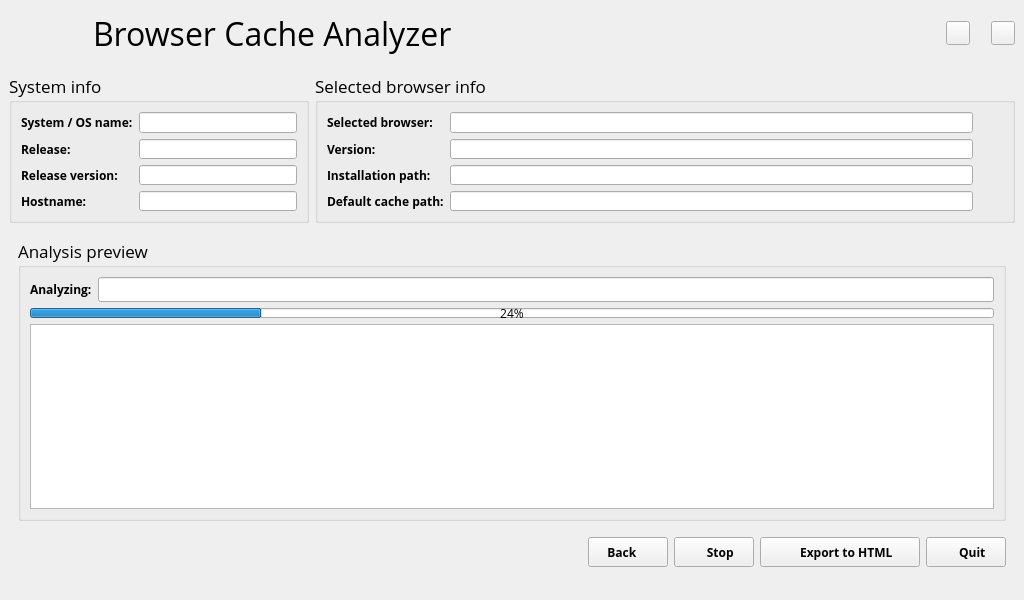
This is gui/browser_cache_analyzer_gui.ui in gabrieledenardis/BrowserCacheAnalyzer as Qt 5 draws it before an edit. The edited form follows.
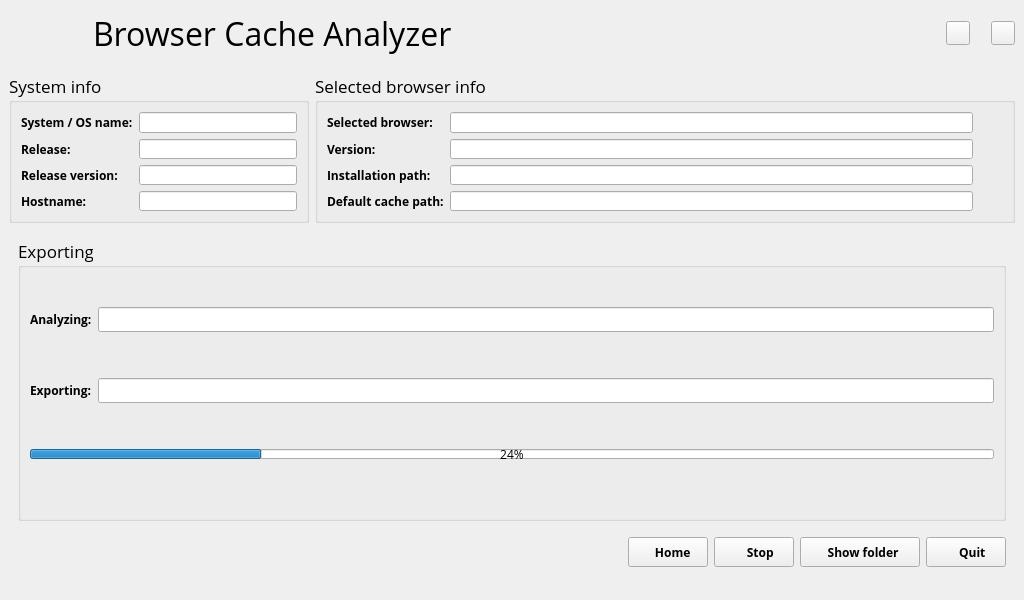
This is the edited form. Icons and pictures are not drawn.

Commit message: export screen

```diff
--- a/gui/browser_cache_analyzer_gui.ui
+++ b/gui/browser_cache_analyzer_gui.ui
@@ -526,7 +526,7 @@
     <item row="3" column="0" colspan="2">
      <widget class="QStackedWidget" name="stackedWidget">
       <property name="currentIndex">
-       <number>3</number>
+       <number>4</number>
       </property>
       <widget class="QWidget" name="page">
        <layout class="QGridLayout" name="gridLayout_10">
@@ -2046,7 +2046,14 @@
             </layout>
            </item>
            <item row="1" column="0">
-            <widget class="QTableWidget" name="table_analysis_preview"/>
+            <widget class="QTableWidget" name="table_analysis_preview">
+             <property name="font">
+              <font>
+               <family>Open Sans</family>
+               <pointsize>8</pointsize>
+              </font>
+             </property>
+            </widget>
            </item>
           </layout>
          </widget>
@@ -2283,6 +2290,381 @@
         </item>
        </layout>
       </widget>
+      <widget class="QWidget" name="page_5">
+       <layout class="QGridLayout" name="gridLayout_52">
+        <item row="0" column="0">
+         <widget class="QGroupBox" name="groupBox_export">
+          <property name="font">
+           <font>
+            <family>Open Sans</family>
+            <pointsize>13</pointsize>
+           </font>
+          </property>
+          <property name="title">
+           <string>Exporting</string>
+          </property>
+          <layout class="QGridLayout" name="gridLayout_28">
+           <item row="1" column="0">
+            <layout class="QGridLayout" name="gridLayout_26">
+             <item row="0" column="0">
+              <widget class="QLabel" name="label_32">
+               <property name="font">
+                <font>
+                 <pointsize>9</pointsize>
+                 <weight>75</weight>
+                 <bold>true</bold>
+                </font>
+               </property>
+               <property name="text">
+                <string>Analyzing:</string>
+               </property>
+              </widget>
+             </item>
+             <item row="2" column="0">
+              <widget class="QLabel" name="label_33">
+               <property name="font">
+                <font>
+                 <pointsize>9</pointsize>
+                 <weight>75</weight>
+                 <bold>true</bold>
+                </font>
+               </property>
+               <property name="text">
+                <string>Exporting:</string>
+               </property>
+              </widget>
+             </item>
+             <item row="4" column="0" colspan="2">
+              <widget class="QProgressBar" name="progressBar_export">
+               <property name="minimumSize">
+                <size>
+                 <width>0</width>
+                 <height>10</height>
+                </size>
+               </property>
+               <property name="maximumSize">
+                <size>
+                 <width>16777215</width>
+                 <height>10</height>
+                </size>
+               </property>
+               <property name="font">
+                <font>
+                 <pointsize>9</pointsize>
+                </font>
+               </property>
+               <property name="value">
+                <number>24</number>
+               </property>
+              </widget>
+             </item>
+             <item row="0" column="1">
+              <widget class="QLineEdit" name="line_input_path_export">
+               <property name="font">
+                <font>
+                 <pointsize>9</pointsize>
+                </font>
+               </property>
+              </widget>
+             </item>
+             <item row="2" column="1">
+              <widget class="QLineEdit" name="line_output_path_export">
+               <property name="font">
+                <font>
+                 <pointsize>9</pointsize>
+                </font>
+               </property>
+              </widget>
+             </item>
+             <item row="3" column="0" colspan="2">
+              <spacer name="verticalSpacer_26">
+               <property name="orientation">
+                <enum>Qt::Vertical</enum>
+               </property>
+               <property name="sizeType">
+                <enum>QSizePolicy::Fixed</enum>
+               </property>
+               <property name="sizeHint" stdset="0">
+                <size>
+                 <width>20</width>
+                 <height>40</height>
+                </size>
+               </property>
+              </spacer>
+             </item>
+             <item row="1" column="0" colspan="2">
+              <spacer name="verticalSpacer_25">
+               <property name="orientation">
+                <enum>Qt::Vertical</enum>
+               </property>
+               <property name="sizeType">
+                <enum>QSizePolicy::Fixed</enum>
+               </property>
+               <property name="sizeHint" stdset="0">
+                <size>
+                 <width>20</width>
+                 <height>40</height>
+                </size>
+               </property>
+              </spacer>
+             </item>
+            </layout>
+           </item>
+           <item row="0" column="0">
+            <spacer name="verticalSpacer_24">
+             <property name="orientation">
+              <enum>Qt::Vertical</enum>
+             </property>
+             <property name="sizeType">
+              <enum>QSizePolicy::Fixed</enum>
+             </property>
+             <property name="sizeHint" stdset="0">
+              <size>
+               <width>20</width>
+               <height>30</height>
+              </size>
+             </property>
+            </spacer>
+           </item>
+           <item row="2" column="0">
+            <spacer name="verticalSpacer_27">
+             <property name="orientation">
+              <enum>Qt::Vertical</enum>
+             </property>
+             <property name="sizeHint" stdset="0">
+              <size>
+               <width>20</width>
+               <height>40</height>
+              </size>
+             </property>
+            </spacer>
+           </item>
+          </layout>
+         </widget>
+        </item>
+        <item row="2" column="0">
+         <layout class="QGridLayout" name="gridLayout_51">
+          <item row="0" column="0">
+           <spacer name="horizontalSpacer_24">
+            <property name="orientation">
+             <enum>Qt::Horizontal</enum>
+            </property>
+            <property name="sizeHint" stdset="0">
+             <size>
+              <width>40</width>
+              <height>20</height>
+             </size>
+            </property>
+           </spacer>
+          </item>
+          <item row="0" column="1">
+           <widget class="QPushButton" name="button_home">
+            <property name="minimumSize">
+             <size>
+              <width>80</width>
+              <height>30</height>
+             </size>
+            </property>
+            <property name="maximumSize">
+             <size>
+              <width>80</width>
+              <height>30</height>
+             </size>
+            </property>
+            <property name="font">
+             <font>
+              <family>Open Sans</family>
+              <pointsize>9</pointsize>
+              <weight>75</weight>
+              <bold>true</bold>
+             </font>
+            </property>
+            <property name="layoutDirection">
+             <enum>Qt::RightToLeft</enum>
+            </property>
+            <property name="text">
+             <string>   Home</string>
+            </property>
+            <property name="icon">
+             <iconset resource="icons.qrc">
+              <normaloff>:/icons/home.png</normaloff>:/icons/home.png</iconset>
+            </property>
+            <property name="iconSize">
+             <size>
+              <width>22</width>
+              <height>22</height>
+             </size>
+            </property>
+           </widget>
+          </item>
+          <item row="0" column="3">
+           <widget class="QPushButton" name="button_show_folder">
+            <property name="minimumSize">
+             <size>
+              <width>120</width>
+              <height>30</height>
+             </size>
+            </property>
+            <property name="maximumSize">
+             <size>
+              <width>120</width>
+              <height>30</height>
+             </size>
+            </property>
+            <property name="font">
+             <font>
+              <family>Open Sans</family>
+              <pointsize>9</pointsize>
+              <weight>75</weight>
+              <bold>true</bold>
+             </font>
+            </property>
+            <property name="layoutDirection">
+             <enum>Qt::RightToLeft</enum>
+            </property>
+            <property name="text">
+             <string>  Show folder</string>
+            </property>
+            <property name="icon">
+             <iconset resource="icons.qrc">
+              <normaloff>:/icons/open_folder.png</normaloff>:/icons/open_folder.png</iconset>
+            </property>
+            <property name="iconSize">
+             <size>
+              <width>22</width>
+              <height>22</height>
+             </size>
+            </property>
+           </widget>
+          </item>
+          <item row="0" column="5">
+           <widget class="QPushButton" name="button_quit_export_screen">
+            <property name="sizePolicy">
+             <sizepolicy hsizetype="Fixed" vsizetype="Fixed">
+              <horstretch>0</horstretch>
+              <verstretch>0</verstretch>
+             </sizepolicy>
+            </property>
+            <property name="minimumSize">
+             <size>
+              <width>80</width>
+              <height>30</height>
+             </size>
+            </property>
+            <property name="maximumSize">
+             <size>
+              <width>80</width>
+              <height>30</height>
+             </size>
+            </property>
+            <property name="font">
+             <font>
+              <family>Open Sans</family>
+              <pointsize>9</pointsize>
+              <weight>75</weight>
+              <bold>true</bold>
+             </font>
+            </property>
+            <property name="layoutDirection">
+             <enum>Qt::RightToLeft</enum>
+            </property>
+            <property name="text">
+             <string>    Quit</string>
+            </property>
+            <property name="icon">
+             <iconset resource="icons.qrc">
+              <normaloff>:/icons/button_power.png</normaloff>:/icons/button_power.png</iconset>
+            </property>
+            <property name="iconSize">
+             <size>
+              <width>22</width>
+              <height>22</height>
+             </size>
+            </property>
+           </widget>
+          </item>
+          <item row="0" column="2">
+           <widget class="QPushButton" name="button_stop_export">
+            <property name="sizePolicy">
+             <sizepolicy hsizetype="Fixed" vsizetype="Fixed">
+              <horstretch>0</horstretch>
+              <verstretch>0</verstretch>
+             </sizepolicy>
+            </property>
+            <property name="minimumSize">
+             <size>
+              <width>80</width>
+              <height>30</height>
+             </size>
+            </property>
+            <property name="maximumSize">
+             <size>
+              <width>80</width>
+              <height>30</height>
+             </size>
+            </property>
+            <property name="font">
+             <font>
+              <family>Open Sans</family>
+              <pointsize>9</pointsize>
+              <weight>75</weight>
+              <bold>true</bold>
+             </font>
+            </property>
+            <property name="layoutDirection">
+             <enum>Qt::RightToLeft</enum>
+            </property>
+            <property name="text">
+             <string>    Stop</string>
+            </property>
+            <property name="icon">
+             <iconset resource="icons.qrc">
+              <normaloff>:/icons/stop.png</normaloff>:/icons/stop.png</iconset>
+            </property>
+            <property name="iconSize">
+             <size>
+              <width>24</width>
+              <height>24</height>
+             </size>
+            </property>
+           </widget>
+          </item>
+         </layout>
+        </item>
+        <item row="3" column="0">
+         <spacer name="verticalSpacer_22">
+          <property name="orientation">
+           <enum>Qt::Vertical</enum>
+          </property>
+          <property name="sizeType">
+           <enum>QSizePolicy::Fixed</enum>
+          </property>
+          <property name="sizeHint" stdset="0">
+           <size>
+            <width>20</width>
+            <height>15</height>
+           </size>
+          </property>
+         </spacer>
+        </item>
+        <item row="1" column="0">
+         <spacer name="verticalSpacer_23">
+          <property name="orientation">
+           <enum>Qt::Vertical</enum>
+          </property>
+          <property name="sizeType">
+           <enum>QSizePolicy::Fixed</enum>
+          </property>
+          <property name="sizeHint" stdset="0">
+           <size>
+            <width>20</width>
+            <height>10</height>
+           </size>
+          </property>
+         </spacer>
+        </item>
+       </layout>
+      </widget>
      </widget>
     </item>
    </layout>
```
Left out of the diff: 458 changed lines with no effect on the pictures. The commit also changes 56 other files.
